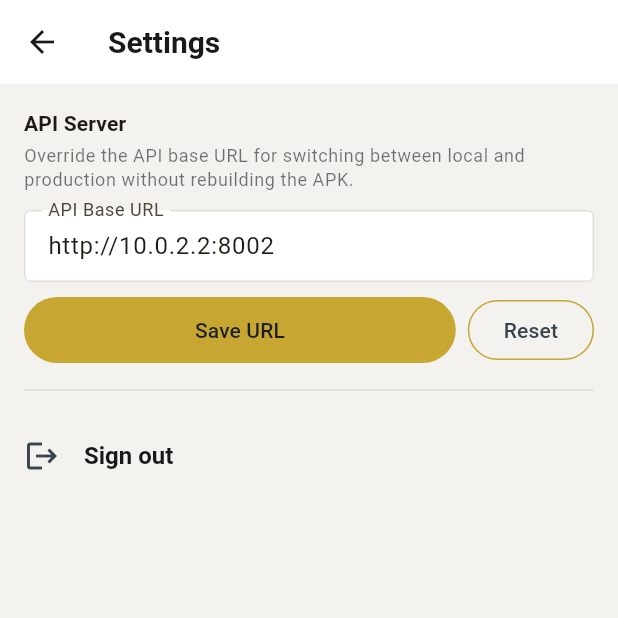
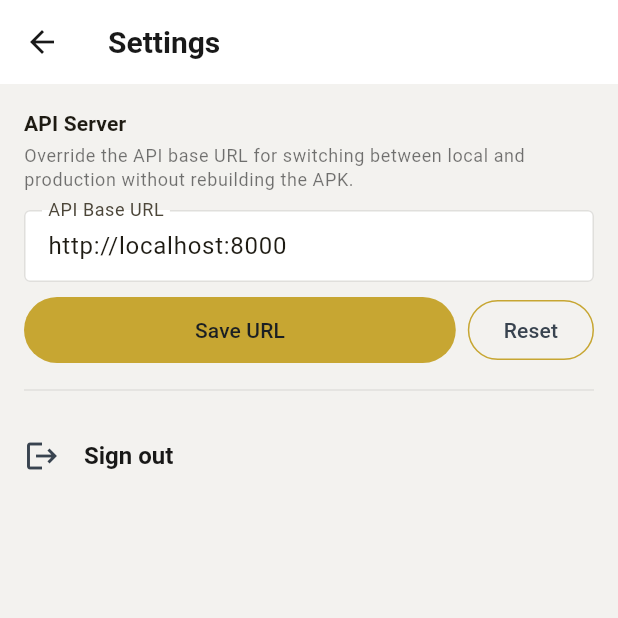
Before and after one commit to nourabulnasr/GP-Legal-AI-, a Flutter app: the SettingsScreen screen opened directly, on a phone screen of 412 x 824 dp, the top half of it. Run offline on Flutter 3.47's test engine with Material 3 defaults, Android fonts, the phone set to English and light mode, and no system bars; our stand-ins replace file_picker, shared_preferences, wakelock_plus; missing offline and left inert: hand_signature; accounts and stored records are empty.

Commit message:
fix: default API port 8001 → 8000
Co-Authored-By: Claude Sonnet 4.6 <noreply@anthropic.com>

```diff
--- a/lib/config/app_config.dart
+++ b/lib/config/app_config.dart
@@ -3,7 +3,7 @@ class AppConfig {
   /// Backend must listen on `0.0.0.0` (not only 127.0.0.1) so the emulator can reach it.
   static const String apiBaseUrl = String.fromEnvironment(
     'API_BASE_URL',
-    defaultValue: 'http://10.0.2.2:8002',
+    defaultValue: 'http://localhost:8000',
   );
 
   /// Optional override for web admin / Swagger (e.g. separate Next.js host). If empty, uses [backendDocsUri].
```
